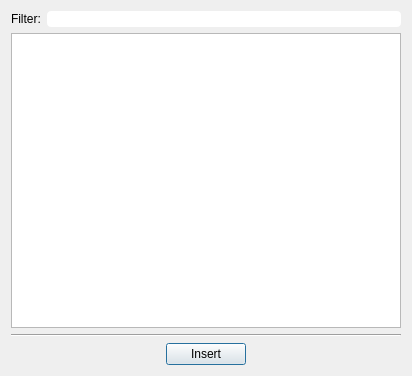
First picture: the form in avogadro/qtplugins/insertfragment/insertfragmentdialog.ui, repository OpenChemistry/avogadrolibs, before the edit.
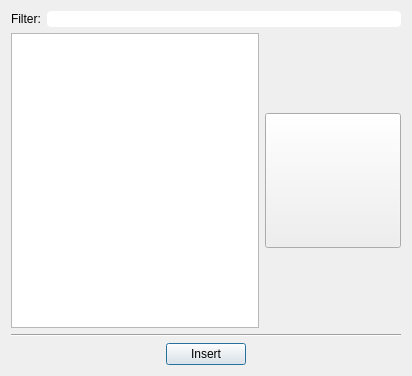
Second picture: the form after the edit.

Commit message:
Add a preview panel when PNG images are present for molecules (#1353)
* Add a preview panel when PNG images are present for molecules

```diff
--- a/avogadro/qtplugins/insertfragment/insertfragmentdialog.ui
+++ b/avogadro/qtplugins/insertfragment/insertfragmentdialog.ui
@@ -39,7 +39,24 @@
     </layout>
    </item>
    <item>
-    <widget class="QTreeView" name="directoryTreeView"/>
+    <layout class="QGridLayout" name="gridLayout">
+     <item row="0" column="0">
+      <widget class="QTreeView" name="directoryTreeView"/>
+     </item>
+     <item row="0" column="1">
+      <widget class="QToolButton" name="preview">
+       <property name="text">
+        <string/>
+       </property>
+       <property name="iconSize">
+        <size>
+         <width>128</width>
+         <height>128</height>
+        </size>
+       </property>
+      </widget>
+     </item>
+    </layout>
    </item>
    <item>
     <widget class="Line" name="line_2">
```
The commit also changes 2 other files.
